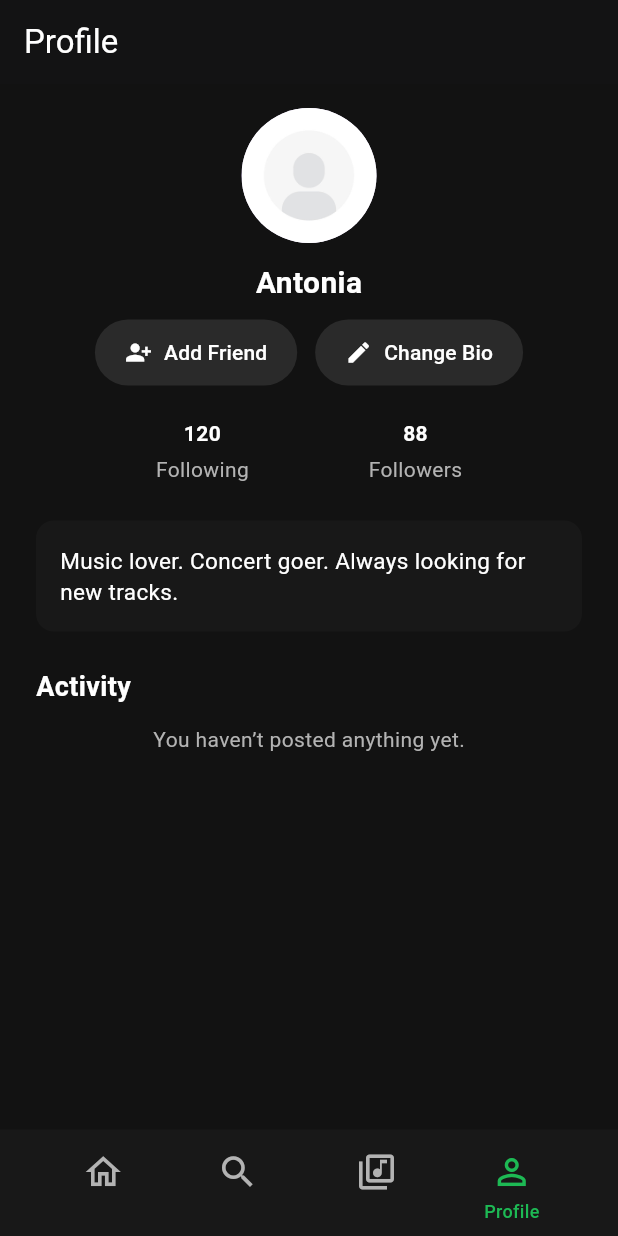
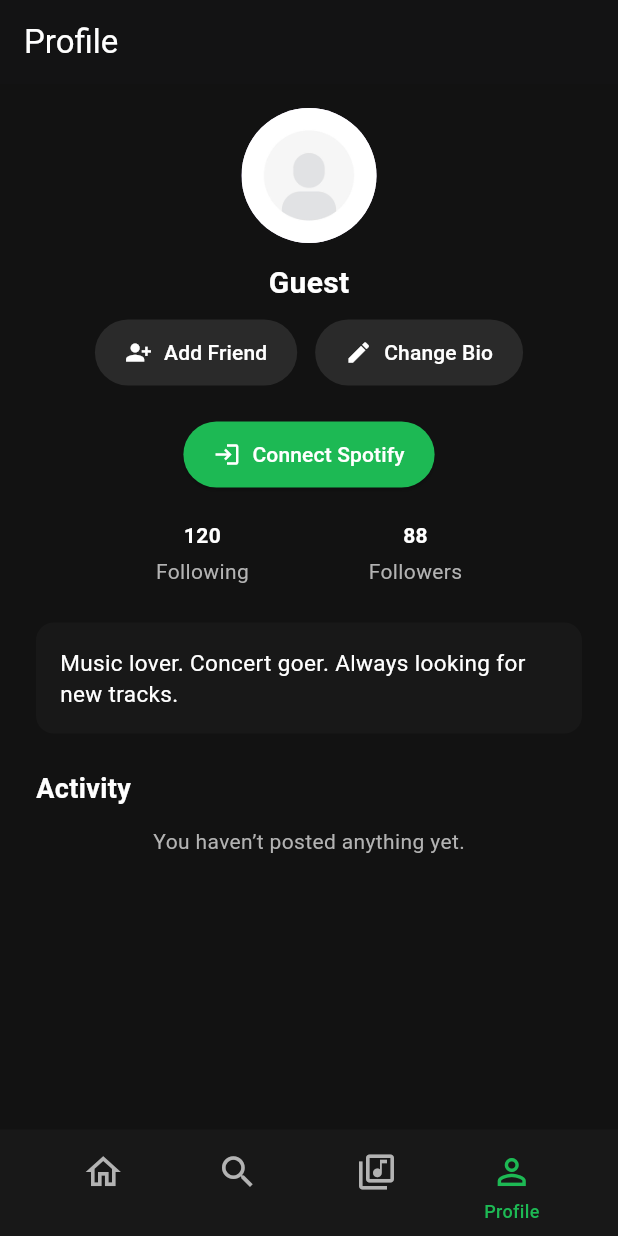
Before and after one commit to TeomanEroglu/song-social-media-app, a Flutter app: the screen it shows after launch, item 4 of the bottom bar chosen, after a tap on "Add Friend", on a phone screen of 412 x 824 dp. Run offline on Flutter 3.47's test engine with Material 3 defaults, Android fonts, the phone set to English and light mode, and no system bars; our stand-ins replace flutter_dotenv, flutter_secure_storage; missing offline and left inert: oauth2_client, spotify.

Commit message:
ADD Spotify API implementiert, Login via Spotify auf Profile Page. Versionen angepeasst für Spotify API. .env Datei muss lokal angelegt werden, .env muss in .gitignore hinzugefügt werden.

```diff
--- a/music_social_app/lib/main.dart
+++ b/music_social_app/lib/main.dart
@@ -1,11 +1,15 @@
 import 'package:flutter/material.dart';
 import 'navigation/main_navigation.dart';
+import 'package:flutter_dotenv/flutter_dotenv.dart';
 
-void main() {
-  runApp(MyMusicApp());
+Future<void> main() async {                           //   für API async-Funktion
+  WidgetsFlutterBinding.ensureInitialized();          //   Flutter-Init
+  await dotenv.load(fileName: '.env');                //   .env laden
+  runApp(const MyMusicApp());                         //
 }
 
 class MyMusicApp extends StatelessWidget {
+  const MyMusicApp({super.key});                      //   const-Konstruktor
   @override
   Widget build(BuildContext context) {
     return MaterialApp(
--- /dev/null
+++ b/music_social_app/lib/services/spotify_auth_service.dart
@@ -0,0 +1,58 @@
+import 'package:flutter_dotenv/flutter_dotenv.dart';
+import 'package:flutter_secure_storage/flutter_secure_storage.dart';
+import 'package:oauth2_client/oauth2_client.dart';
+import 'package:oauth2_client/oauth2_helper.dart';
+import 'package:oauth2_client/interfaces.dart';
+import 'package:spotify/spotify.dart';
+
+class SpotifyAuthService {
+  // ──────────────────────────────────────
+  // 1. Konstante Werte aus .env
+  // ──────────────────────────────────────
+  static final _clientId    = dotenv.env['SPOTIFY_CLIENT_ID']!;
+  static final _redirectUri = dotenv.env['SPOTIFY_REDIRECT_URI']!;
+  static final _scopes      = dotenv.env['SPOTIFY_SCOPES']!.split(',');
+
+  // ──────────────────────────────────────
+  // 2. Secure Storage für Token-Caching
+  // ──────────────────────────────────────
+  static const _secure = FlutterSecureStorage(); // AES-verschlüsselt auf Android/iOS
+
+  // ──────────────────────────────────────
+  // 3. OAuth2-Client & Helper
+  // ──────────────────────────────────────
+  static final _client = OAuth2Client(
+    authorizeUrl: 'https://accounts.spotify.com/authorize',
+    tokenUrl:     'https://accounts.spotify.com/api/token',
+    redirectUri:  _redirectUri,
+    customUriScheme: 'musicsocial',
+  );
+
+  late final OAuth2Helper _helper = OAuth2Helper(
+    _client,
+    clientId: _clientId,
+    scopes: _scopes,
+    // PKCE ist automatisch aktiv, weil kein Client-Secret angegeben wird
+    tokenStorage: TokenStorage(                          // // persistiert Access + Refresh Token
+      'spotify_tokens',                    // beliebiger Name
+        //hier war:  storage: SecureStorage(storage: _secure), das hat nicht funktioneirt und Chat meinte man kann das weglassen
+    ),
+  );
+
+  // ──────────────────────────────────────
+  // 4. Öffentliche API
+  // ──────────────────────────────────────
+  /// Liefert einen [SpotifyApi]-Client; loggt den User ein,
+  /// wenn noch kein (gültiger) Token da ist.
+  Future<SpotifyApi> connect() async {
+    final token = await _helper.getToken(); // erneuert automatisch
+    return SpotifyApi.withAccessToken(token!.accessToken!);
+  }
+
+  /// Beendet die Sitzung: Tokens löschen
+  Future<void> logout() async => _helper.removeAllTokens();
+
+  /// Gibt *true*, wenn ein gültiger Access-Token gespeichert ist.
+  Future<bool> isLoggedIn() async =>
+      (await _helper.getTokenFromStorage())?.isExpired() == false;
+}
--- a/music_social_app/lib/views/profile/profile_page.dart
+++ b/music_social_app/lib/views/profile/profile_page.dart
@@ -1,7 +1,8 @@
 import 'package:flutter/material.dart';
 import '../../data/feed_data.dart';
 import '../player/song_comments_page.dart';
-import '../profile/edit_bio_page.dart'; // Pfad ggf. anpassen
+import '../profile/edit_bio_page.dart';
+import '../../services/spotify_auth_service.dart';
 
 class ProfilePage extends StatefulWidget {
   const ProfilePage({super.key});
@@ -10,11 +11,67 @@ class ProfilePage extends StatefulWidget {
   State<ProfilePage> createState() => _ProfilePageState();
 }
 
-class _ProfilePageState extends State<ProfilePage> {
-  final String currentUser = 'Antonia';
+class _ProfilePageState extends State<ProfilePage>
+    with AutomaticKeepAliveClientMixin {
+  // ─────────────────────────────────────────────
+  //  State
+  // ─────────────────────────────────────────────
+  String currentUser = 'Guest';
+  bool _loggedIn = false;
+  String bio =
+      'Music lover. Concert goer. Always looking for new tracks.';
 
-  String bio = 'Music lover. Concert goer. Always looking for new tracks.';
+  //  KeepAlive aktivieren
+  @override
+  bool get wantKeepAlive => true;
 
+  //  Session wiederherstellen, falls Token vorhanden
+  @override
+  void initState() {
+    super.initState();
+    _restoreSession();
+  }
+
+  Future<void> _restoreSession() async {
+    if (await SpotifyAuthService().isLoggedIn()) {
+      final api = await SpotifyAuthService().connect();
+      final me = await api.me.get();
+      setState(() {
+        _loggedIn = true;
+        currentUser = me.displayName ?? 'Unbekannt';
+      });
+    }
+  }
+
+  //  Login / Logout
+  Future<void> _toggleSpotifyLogin() async {
+    if (_loggedIn) {
+      await SpotifyAuthService().logout();
+      setState(() {
+        _loggedIn = false;
+        currentUser = 'Guest';
+      });
+    } else {
+      try {
+        final api = await SpotifyAuthService().connect();
+        final me = await api.me.get();
+        debugPrint('🎵 Eingeloggt als ${me.displayName}');
+        setState(() {
+          _loggedIn = true;
+          currentUser = me.displayName ?? 'Unbekannt';
+        });
+      } catch (e) {
+        debugPrint('Spotify-Login fehlgeschlagen: $e');
+        if (mounted) {
+          ScaffoldMessenger.of(context).showSnackBar(
+            const SnackBar(content: Text('Login failed')),
+          );
+        }
+      }
+    }
+  }
+
+  //  Bio bearbeiten
   void _editBio() async {
     final result = await Navigator.push(
       context,
@@ -22,11 +79,8 @@ class _ProfilePageState extends State<ProfilePage> {
     );
 
     if (result != null && result is String && result.trim().isNotEmpty) {
-      setState(() {
-        bio = result.trim();
-      });
-
-      // Optional: Snackbar
+      setState(() => bio = result.trim());
+      if (mounted) {
         ScaffoldMessenger.of(context).showSnackBar(
           const SnackBar(
             content: Text('✅ Bio updated'),
@@ -36,9 +90,12 @@ class _ProfilePageState extends State<ProfilePage> {
         );
       }
     }
+  }
 
   @override
   Widget build(BuildContext context) {
+    super.build(context); // wichtig bei KeepAlive!
+
     final userPosts =
         feedPosts.where((post) => post['user'] == currentUser).toList();
 
@@ -60,7 +117,6 @@ class _ProfilePageState extends State<ProfilePage> {
               backgroundImage: AssetImage('assets/images/profile.jpg'),
             ),
             const SizedBox(height: 12),
-
             Text(
               currentUser,
               style: const TextStyle(
@@ -70,12 +126,11 @@ class _ProfilePageState extends State<ProfilePage> {
               ),
             ),
             const SizedBox(height: 8),
-
             Row(
               mainAxisAlignment: MainAxisAlignment.center,
               children: [
                 ElevatedButton.icon(
-                  onPressed: () {}, // Add Friend Action
+                  onPressed: () {},
                   icon: const Icon(Icons.person_add_alt_1),
                   label: const Text('Add Friend'),
                   style: ElevatedButton.styleFrom(
@@ -111,49 +166,49 @@ class _ProfilePageState extends State<ProfilePage> {
                 ),
               ],
             ),
-
             const SizedBox(height: 20),
-
+            ElevatedButton.icon(
+              onPressed: _toggleSpotifyLogin,
+              icon: Icon(_loggedIn ? Icons.logout : Icons.login),
+              label:
+                  Text(_loggedIn ? 'Logout Spotify' : 'Connect Spotify'),
+              style: ElevatedButton.styleFrom(
+                backgroundColor: const Color(0xFF1DB954),
+                foregroundColor: Colors.white,
+                padding:
+                    const EdgeInsets.symmetric(horizontal: 20, vertical: 12),
+                shape: RoundedRectangleBorder(
+                  borderRadius: BorderRadius.circular(25),
+                ),
+              ),
+            ),
+            const SizedBox(height: 20),
             Row(
               mainAxisAlignment: MainAxisAlignment.spaceEvenly,
               children: const [
                 Column(
                   children: [
-                    Text(
-                      '120',
+                    Text('120',
                         style: TextStyle(
-                        fontWeight: FontWeight.bold,
-                        color: Colors.white,
-                      ),
-                    ),
+                            fontWeight: FontWeight.bold, color: Colors.white)),
                     SizedBox(height: 4),
-                    Text(
-                      'Following',
-                      style: TextStyle(color: Color(0xFFB3B3B3)),
-                    ),
+                    Text('Following',
+                        style: TextStyle(color: Color(0xFFB3B3B3))),
                   ],
                 ),
                 Column(
                   children: [
-                    Text(
-                      '88',
+                    Text('88',
                         style: TextStyle(
-                        fontWeight: FontWeight.bold,
-                        color: Colors.white,
-                      ),
-                    ),
+                            fontWeight: FontWeight.bold, color: Colors.white)),
                     SizedBox(height: 4),
-                    Text(
-                      'Followers',
-                      style: TextStyle(color: Color(0xFFB3B3B3)),
-                    ),
+                    Text('Followers',
+                        style: TextStyle(color: Color(0xFFB3B3B3))),
                   ],
                 ),
               ],
             ),
-
             const SizedBox(height: 24),
-
             Container(
               width: double.infinity,
               padding: const EdgeInsets.all(16),
@@ -166,53 +221,36 @@ class _ProfilePageState extends State<ProfilePage> {
                 style: const TextStyle(fontSize: 15, color: Colors.white),
               ),
             ),
-
             const SizedBox(height: 24),
-
             const Align(
               alignment: Alignment.centerLeft,
-              child: Text(
-                'Activity',
+              child: Text('Activity',
                   style: TextStyle(
                       fontSize: 18,
                       fontWeight: FontWeight.bold,
-                  color: Colors.white,
-                ),
-              ),
+                      color: Colors.white)),
             ),
             const SizedBox(height: 12),
-
             if (userPosts.isEmpty)
-              const Text(
-                'You haven’t posted anything yet.',
-                style: TextStyle(color: Color(0xFFB3B3B3)),
-              )
+              const Text('You haven’t posted anything yet.',
+                  style: TextStyle(color: Color(0xFFB3B3B3)))
             else
               ...userPosts.map((post) {
                 final song = post['song'];
                 final comment = post['comment'];
                 final rating = post['rating'];
-
                 return GestureDetector(
                   onTap: () {
-                    Navigator.of(context).push(
-                      PageRouteBuilder(
+                    Navigator.of(context).push(PageRouteBuilder(
                       transitionDuration: const Duration(milliseconds: 300),
-                        pageBuilder:
-                            (_, animation, __) => SongCommentsPage(song: song),
-                        transitionsBuilder:
-                            (_, animation, __, child) => FadeTransition(
-                              opacity: animation,
-                              child: child,
-                            ),
-                      ),
-                    );
+                      pageBuilder: (_, animation, __) =>
+                          SongCommentsPage(song: song),
+                      transitionsBuilder: (_, animation, __, child) =>
+                          FadeTransition(opacity: animation, child: child),
+                    ));
                   },
                   child: _buildActivityItem(
-                    song['title'],
-                    comment,
-                    (rating as num).toDouble(),
-                  ),
+                      song['title'], comment, (rating as num).toDouble()),
                 );
               }).toList(),
           ],
@@ -240,21 +278,16 @@ class _ProfilePageState extends State<ProfilePage> {
             child: Column(
               crossAxisAlignment: CrossAxisAlignment.start,
               children: [
-                Text(
-                  title,
+                Text(title,
                     style: const TextStyle(
-                    fontWeight: FontWeight.bold,
-                    color: Colors.white,
-                  ),
-                ),
-                Text(comment, style: const TextStyle(color: Color(0xFFB3B3B3))),
+                        fontWeight: FontWeight.bold, color: Colors.white)),
+                Text(comment,
+                    style: const TextStyle(color: Color(0xFFB3B3B3))),
               ],
             ),
           ),
-          Text(
-            '${rating.toStringAsFixed(1)} ★',
-            style: const TextStyle(color: Colors.white),
-          ),
+          Text('${rating.toStringAsFixed(1)} ★',
+              style: const TextStyle(color: Colors.white)),
         ],
       ),
     );
```
Also changed, not shown: music_social_app/pubspec.yaml (+8 -1 lines), music_social_app/pubspec.lock, 8 other files. Lines whose indentation alone changed are shown as unchanged.
